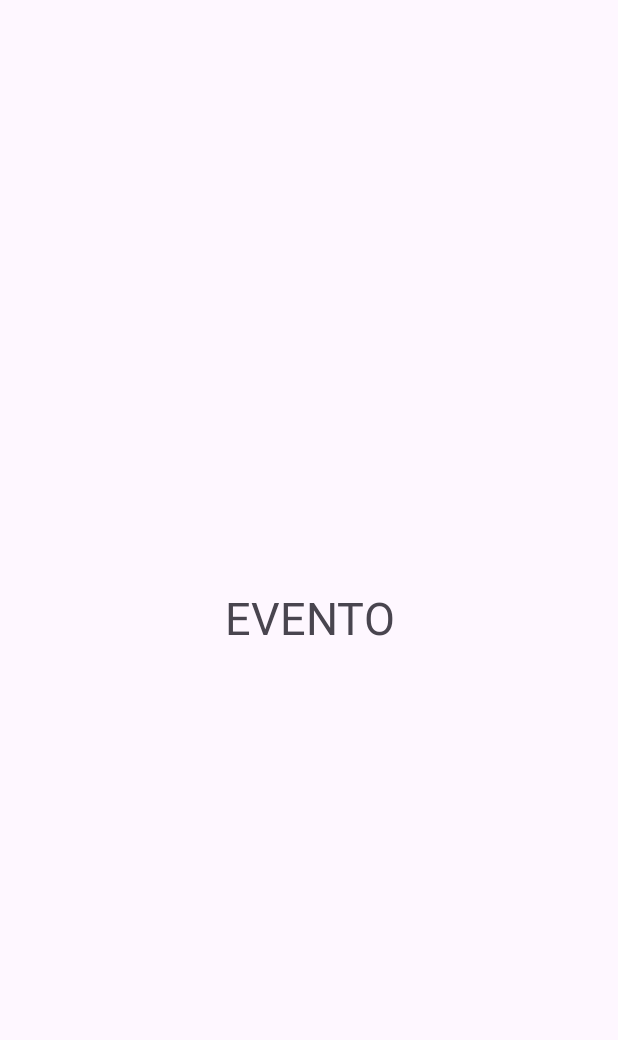
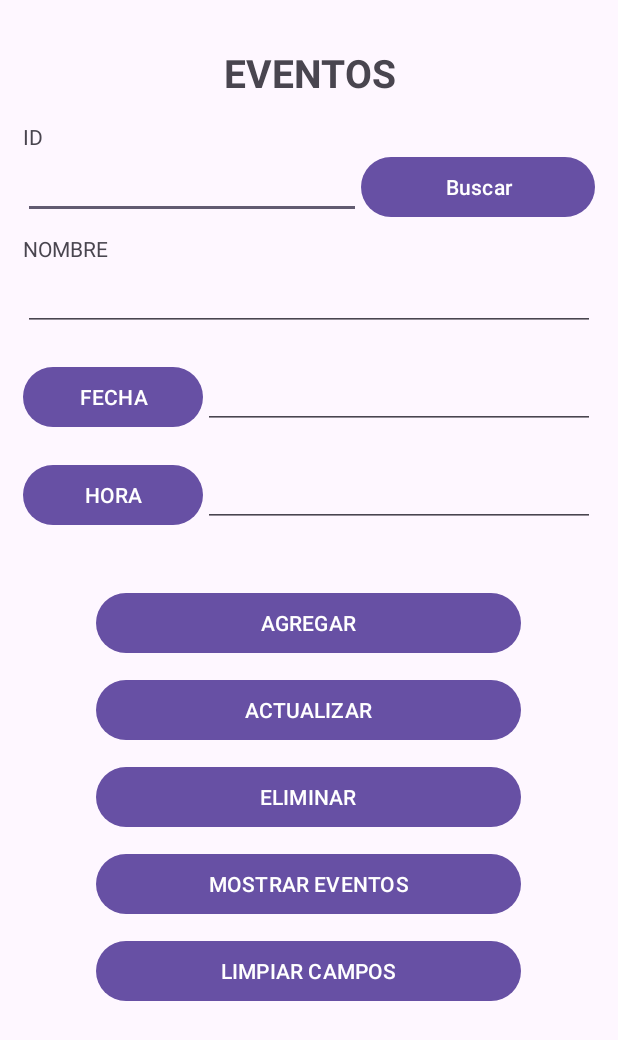
Before and after one commit to paullcv/MenuApp, an Android app: the Evento screen opened directly, with no data from a screen before it, on a phone screen of 412 x 824 dp. Before the commit the part shown is almost empty. Shown: the top 1040 px of the screen. Run offline under Robolectric (Android 15) with nearby library versions, the phone set to English and light mode, and no system bars.

Commit message:
CRUD EVENTOS MVC COMPLETADO

```diff
--- a/app/src/main/AndroidManifest.xml
+++ b/app/src/main/AndroidManifest.xml
@@ -12,6 +12,9 @@
         android:supportsRtl="true"
         android:theme="@style/Theme.AgendaPersonalBeta"
         tools:targetApi="31">
+        <activity
+            android:name=".Controlador.Evento.EventoMostrar"
+            android:exported="false" />
         <activity
             android:name=".Controlador.Categoria.CategoriaMostrar"
             android:exported="false" />
@@ -31,7 +34,7 @@
             android:name=".Prestamo"
             android:exported="false" />
         <activity
-            android:name=".Evento"
+            android:name=".Controlador.Evento.Evento"
             android:exported="false" />
         <activity
             android:name=".Controlador.Contacto.Contacto"
--- /dev/null
+++ b/app/src/main/java/com/example/agendapersonalbeta/Controlador/Evento/Evento.java
@@ -0,0 +1,188 @@
+package com.example.agendapersonalbeta.Controlador.Evento;
+
+import androidx.appcompat.app.AppCompatActivity;
+
+import android.app.DatePickerDialog;
+import android.app.TimePickerDialog;
+import android.content.Intent;
+import android.os.Bundle;
+import android.view.View;
+import android.widget.Button;
+import android.widget.DatePicker;
+import android.widget.EditText;
+import android.widget.TimePicker;
+import android.widget.Toast;
+
+import com.example.agendapersonalbeta.Modelo.Evento.ClaseEvento;
+import com.example.agendapersonalbeta.Modelo.Evento.ModeloEvento;
+import com.example.agendapersonalbeta.R;
+
+import java.util.Calendar;
+import java.util.Locale;
+
+public class Evento extends AppCompatActivity {
+
+    EditText etIdEvento;
+    EditText etNombreEvento;
+
+    EditText etDPFechaEvento;
+
+    EditText etTPHoraEvento;
+
+    Button btnDPFecha;
+    Button btnTPHora;
+
+    Button btnAgregarEvento;
+    Button btnEditarEvento;
+    Button btnBuscarEvento;
+    Button btnMostrarEvento;
+    Button btnEliminarrEvento;
+    Button btnLimpiarEvento;
+
+
+    private int anio, mes, dia;
+    private int hora, minuto;
+    String fechaSeleccionada;
+    String horaSeleccionada;
+
+    @Override
+    protected void onCreate(Bundle savedInstanceState) {
+        super.onCreate(savedInstanceState);
+        setContentView(R.layout.activity_evento);
+
+        etIdEvento = findViewById(R.id.editTextIdEvento);
+        etNombreEvento = findViewById(R.id.editTextNombreEvento);
+        etDPFechaEvento = findViewById(R.id.editTextDPFechaEvento);
+        etTPHoraEvento = findViewById(R.id.editTextTPHoraEvento);
+
+
+        btnDPFecha = findViewById(R.id.btnDPFechaEvento);
+        btnTPHora = findViewById(R.id.btnTPHoraEvento);
+
+        btnAgregarEvento = findViewById(R.id.btnAddEvento);
+        btnEditarEvento = findViewById(R.id.btnEditEvento);
+        btnBuscarEvento = findViewById(R.id.btnBuscarEvento);
+        btnEliminarrEvento = findViewById(R.id.btnDeleteEvento);
+        btnMostrarEvento = findViewById(R.id.btnShowEvento);
+        btnLimpiarEvento = findViewById(R.id.btnLimpiarEvento);
+
+
+        //CREAMOS LA INSTANCIA CON EL MODELO
+        ModeloEvento modeloEvento = new ModeloEvento(Evento.this);
+
+        //GENERAR EL EVENTO DE AGREGAR EVENTO
+
+        btnDPFecha.setOnClickListener(new View.OnClickListener() {
+            @Override
+            public void onClick(View view) {
+
+                final Calendar calendar = Calendar.getInstance();
+                 dia = calendar.get(Calendar.DAY_OF_MONTH);
+                 mes = calendar.get(Calendar.MONTH);
+                 anio = calendar.get(Calendar.YEAR);
+
+                DatePickerDialog datePickerDialog = new DatePickerDialog(Evento.this, new DatePickerDialog.OnDateSetListener() {
+                    @Override
+                    public void onDateSet(DatePicker view, int year, int monthOfYear, int dayOfMonth) {
+                        // Muestra la fecha seleccionada en un TextView o realiza cualquier otra operación necesaria
+                        fechaSeleccionada = dayOfMonth + "/" + (monthOfYear + 1) + "/" + year;
+                        etDPFechaEvento.setText(fechaSeleccionada);
+                    }
+                }, anio, mes, dia);
+                datePickerDialog.show();
+            }
+        });
+        //fin del boton de FECHA
+
+        btnTPHora.setOnClickListener(new View.OnClickListener() {
+            @Override
+            public void onClick(View view) {
+                final Calendar calendar = Calendar.getInstance();
+                 hora = calendar.get(Calendar.HOUR_OF_DAY);
+                 minuto = calendar.get(Calendar.MINUTE);
+                TimePickerDialog timePickerDialog = new TimePickerDialog(Evento.this, new TimePickerDialog.OnTimeSetListener() {
+                    @Override
+                    public void onTimeSet(TimePicker view, int hourOfDay, int minute) {
+                        // Muestra la hora seleccionada en un TextView o realiza cualquier otra operación necesaria
+                         horaSeleccionada = String.format(Locale.getDefault(), "%02d:%02d", hourOfDay, minute);
+                        etTPHoraEvento.setText(horaSeleccionada);
+                    }
+                }, hora, minuto, true);
+
+                timePickerDialog.show();
+            }
+        });
+        //fin del boton de HORA
+
+        //GENERAR EL EVENTO DE AGREGAR CATEGORIA
+        btnAgregarEvento.setOnClickListener(new View.OnClickListener() {
+            @Override
+            public void onClick(View view) {
+                modeloEvento.agregarEvento(Integer.valueOf(etIdEvento.getText().toString()), etNombreEvento.getText().toString(), etDPFechaEvento.getText().toString(), etTPHoraEvento.getText().toString());
+                limpiar();
+                Toast.makeText(getApplicationContext(), "EL EVENTO SE AGREGO CORRECTAMENTE", Toast.LENGTH_SHORT).show();
+            }
+        });
+
+        // GENERAR EL EVENTO DE BUSCAR EVENTO
+        btnBuscarEvento.setOnClickListener(new View.OnClickListener() {
+            @Override
+            public void onClick(View view) {
+                ClaseEvento evento = new ClaseEvento();
+                String textId = etIdEvento.getText().toString();
+                int id = Integer.valueOf(textId);
+                modeloEvento.buscarEvento(evento, id);
+                etNombreEvento.setText(evento.getNombre());
+                etDPFechaEvento.setText(evento.getFecha());
+                etTPHoraEvento.setText(evento.getHora());
+            }
+        });
+
+        // Evento de mostrar eventos
+        btnMostrarEvento.setOnClickListener(new View.OnClickListener() {
+            @Override
+            public void onClick(View view) {
+                Intent mostrarEventos = new Intent(getApplicationContext(), EventoMostrar.class);
+                startActivity(mostrarEventos);
+            }
+        });
+
+        // GENERAR EVENTO DE EDITAR O ACTUALIZAR EVENTO
+        btnEditarEvento.setOnClickListener(new View.OnClickListener() {
+            @Override
+            public void onClick(View view) {
+                modeloEvento.editarEvento(Integer.valueOf(etIdEvento.getText().toString()), etNombreEvento.getText().toString(), etDPFechaEvento.getText().toString(), etTPHoraEvento.getText().toString());
+                limpiar();
+                Toast.makeText(getApplicationContext(), "Los datos del evento se actualizaron correctamente", Toast.LENGTH_SHORT).show();
+            }
+        });
+
+        // Evento de eliminar evento
+        btnEliminarrEvento.setOnClickListener(new View.OnClickListener() {
+            @Override
+            public void onClick(View view) {
+                modeloEvento.eliminarEvento(Integer.valueOf(etIdEvento.getText().toString()));
+                limpiar();
+                Toast.makeText(getApplicationContext(), "Los datos del evento se eliminaron correctamente", Toast.LENGTH_SHORT).show();
+            }
+        });
+
+        //GENERAR EVENTO DE LIMPIAR LOS CAMPOS
+        btnLimpiarEvento.setOnClickListener(new View.OnClickListener() {
+            @Override
+            public void onClick(View view) {
+                limpiar();
+            }
+        });
+    }
+
+    private void limpiar(){
+        etIdEvento.setText("");
+        etNombreEvento.setText("");
+        etDPFechaEvento.setText("");
+        etTPHoraEvento.setText("");
+    }
+
+
+
+}
--- a/app/src/main/java/com/example/agendapersonalbeta/MainActivity.java
+++ b/app/src/main/java/com/example/agendapersonalbeta/MainActivity.java
@@ -11,6 +11,7 @@ import android.widget.Toast;
 
 import com.example.agendapersonalbeta.Controlador.Categoria.Categoria;
 import com.example.agendapersonalbeta.Controlador.Contacto.Contacto;
+import com.example.agendapersonalbeta.Controlador.Evento.Evento;
 
 public class MainActivity extends AppCompatActivity {
 
--- a/app/src/main/java/com/example/agendapersonalbeta/Modelo/AgendaBD.java
+++ b/app/src/main/java/com/example/agendapersonalbeta/Modelo/AgendaBD.java
@@ -9,10 +9,13 @@ import androidx.annotation.Nullable;
 public class AgendaBD extends SQLiteOpenHelper {
 
     private static final String NOMBRE_BD = "agenda.db";
-    private static final int VERSION_BD = 10;
-    public static final String TABLA_CONTACTO="CREATE TABLE CONTACTO(ID INTEGER PRIMARY KEY , NOMBRE TEXT, CORREO TEXT, TELEFONO TEXT UNIQUE, DIRECCION TEXT)";
+    private static final int VERSION_BD = 1;
+    public static final String TABLA_CONTACTO="CREATE TABLE CONTACTO(ID INTEGER PRIMARY KEY , NOMBRE TEXT, CORREO TEXT, TELEFONO TEXT, DIRECCION TEXT)";
 
     public static final String TABLA_CATEGORIA="CREATE TABLE CATEGORIA(ID INTEGER PRIMARY KEY , TITULO TEXT, DESCRIPCION TEXT)";
+
+    public static final String TABLA_EVENTO = "CREATE TABLE EVENTO (ID INTEGER PRIMARY KEY, NOMBRE TEXT, FECHA TEXT, HORA TEXT)";
+
 
 
     public AgendaBD(@Nullable Context context){
@@ -23,14 +26,17 @@ public class AgendaBD extends SQLiteOpenHelper {
     public void onCreate(SQLiteDatabase sqLiteDatabase) {
         sqLiteDatabase.execSQL(TABLA_CONTACTO);
         sqLiteDatabase.execSQL(TABLA_CATEGORIA);
+        sqLiteDatabase.execSQL(TABLA_EVENTO);
     }
 
     @Override
     public void onUpgrade(SQLiteDatabase sqLiteDatabase, int i, int i1) {
         sqLiteDatabase.execSQL("DROP TABLE IF EXISTS "+ TABLA_CONTACTO);
         sqLiteDatabase.execSQL("DROP TABLE IF EXISTS "+ TABLA_CATEGORIA);
+        sqLiteDatabase.execSQL("DROP TABLE IF EXISTS "+ TABLA_EVENTO);
         sqLiteDatabase.execSQL(TABLA_CONTACTO);
         sqLiteDatabase.execSQL(TABLA_CATEGORIA);
+        sqLiteDatabase.execSQL(TABLA_EVENTO);
         onCreate(sqLiteDatabase);
     }
 }
--- a/app/src/main/res/layout/activity_evento.xml
+++ b/app/src/main/res/layout/activity_evento.xml
@@ -1,17 +1,157 @@
 <?xml version="1.0" encoding="utf-8"?>
-<androidx.constraintlayout.widget.ConstraintLayout xmlns:android="http://schemas.android.com/apk/res/android"
+<RelativeLayout xmlns:android="http://schemas.android.com/apk/res/android"
     xmlns:app="http://schemas.android.com/apk/res-auto"
     xmlns:tools="http://schemas.android.com/tools"
     android:layout_width="match_parent"
     android:layout_height="match_parent"
-    tools:context=".Evento">
+    tools:context=".Controlador.Evento.Evento">
 
-    <TextView
+    <LinearLayout
         android:layout_width="match_parent"
         android:layout_height="match_parent"
-        android:text="EVENTO"
-        android:textSize="30dp"
-        android:gravity="center"
-        />
+        android:orientation="vertical"
+        android:layout_marginBottom="15dp"
+        android:layout_marginLeft="15dp"
+        android:layout_marginRight="15dp"
+        android:layout_marginTop="15dp"
+        >
+        <TextView
+            android:id="@+id/tituloPrincipalEvento"
+            android:layout_width="match_parent"
+            android:layout_height="wrap_content"
+            android:layout_margin="15dp"
+            android:gravity="center"
+            android:text="EVENTOS"
+            android:textSize="26dp"
+            android:textStyle="bold" />
 
-</androidx.constraintlayout.widget.ConstraintLayout>
+        <TextView
+            android:id="@+id/tituloIdEvento"
+            android:layout_width="match_parent"
+            android:layout_height="wrap_content"
+            android:text="ID" />
+
+    <LinearLayout
+        android:layout_width="match_parent"
+        android:layout_height="wrap_content"
+        android:orientation="horizontal">
+
+        <EditText
+            android:id="@+id/editTextIdEvento"
+            android:layout_width="225dp"
+            android:layout_height="wrap_content"
+            android:layout_marginBottom="10dp"
+            android:ems="10"
+            android:inputType="text" />
+
+        <Button
+            android:id="@+id/btnBuscarEvento"
+            android:layout_width="match_parent"
+            android:layout_height="wrap_content"
+            android:text="Buscar" />
+
+    </LinearLayout>
+
+
+        <TextView
+            android:id="@+id/tituloEvento"
+            android:layout_width="match_parent"
+            android:layout_height="wrap_content"
+            android:text="NOMBRE" />
+
+        <EditText
+            android:id="@+id/editTextNombreEvento"
+            android:layout_width="match_parent"
+            android:layout_height="wrap_content"
+            android:ems="10"
+            android:inputType="text"
+            android:layout_marginBottom="10dp"
+            />
+
+    <LinearLayout
+        android:layout_width="match_parent"
+        android:layout_height="wrap_content"
+        android:layout_marginTop="10dp"
+        android:orientation="horizontal">
+
+        <Button
+            android:id="@+id/btnDPFechaEvento"
+            android:layout_width="120dp"
+            android:layout_height="wrap_content"
+            android:text="FECHA" />
+
+        <EditText
+            android:id="@+id/editTextDPFechaEvento"
+            android:layout_width="match_parent"
+            android:layout_height="wrap_content"
+            android:layout_marginBottom="10dp"
+            android:ems="10"
+            android:inputType="text" />
+
+    </LinearLayout>
+
+        <LinearLayout
+            android:layout_width="match_parent"
+            android:layout_height="wrap_content"
+            android:layout_marginTop="10dp"
+            android:orientation="horizontal">
+
+            <Button
+                android:id="@+id/btnTPHoraEvento"
+                android:layout_width="120dp"
+                android:layout_height="wrap_content"
+                android:text="HORA" />
+
+            <EditText
+                android:id="@+id/editTextTPHoraEvento"
+                android:layout_width="match_parent"
+                android:layout_height="wrap_content"
+                android:layout_marginBottom="10dp"
+                android:ems="10"
+                android:inputType="text" />
+
+        </LinearLayout>
+
+        <Button
+            android:id="@+id/btnAddEvento"
+            android:layout_width="283dp"
+            android:layout_height="wrap_content"
+            android:layout_marginTop="30dp"
+            android:layout_gravity="center"
+            android:text="AGREGAR" />
+
+        <Button
+            android:id="@+id/btnEditEvento"
+            android:layout_width="283dp"
+            android:layout_height="wrap_content"
+            android:layout_marginTop="10dp"
+            android:layout_gravity="center"
+            android:text="ACTUALIZAR" />
+
+        <Button
+            android:id="@+id/btnDeleteEvento"
+            android:layout_width="283dp"
+            android:layout_height="wrap_content"
+            android:layout_marginTop="10dp"
+            android:layout_gravity="center"
+            android:text="ELIMINAR" />
+
+        <Button
+            android:id="@+id/btnShowEvento"
+            android:layout_width="283dp"
+            android:layout_height="wrap_content"
+            android:layout_marginTop="10dp"
+            android:layout_gravity="center"
+            android:text="MOSTRAR EVENTOS" />
+
+        <Button
+            android:id="@+id/btnLimpiarEvento"
+            android:layout_width="283dp"
+            android:layout_height="wrap_content"
+            android:layout_marginTop="10dp"
+            android:layout_gravity="center"
+            android:text="LIMPIAR CAMPOS" />
+
+    </LinearLayout>
+
+</RelativeLayout>
```
Also changed, not shown: app/src/main/java/com/example/agendapersonalbeta/Controlador/Categoria/Categoria.java (+9 -0 lines), app/src/main/java/com/example/agendapersonalbeta/Controlador/Evento/EventoAdaptador.java (added, +64 -0 lines), app/src/main/java/com/example/agendapersonalbeta/Controlador/Evento/EventoMostrar.java (added, +33 -0 lines), app/src/main/java/com/example/agendapersonalbeta/Evento.java (deleted, +0 -14 lines), app/src/main/java/com/example/agendapersonalbeta/Modelo/Evento/ClaseEvento.java (added, +53 -0 lines), app/src/main/java/com/example/agendapersonalbeta/Modelo/Evento/ModeloEvento.java (added, +86 -0 lines), app/src/main/res/layout/activity_evento_mostrar.xml (added, +22 -0 lines), app/src/main/res/layout/item_evento.xml (added, +80 -0 lines), app/src/main/res/drawable/eventos2.png (added).
